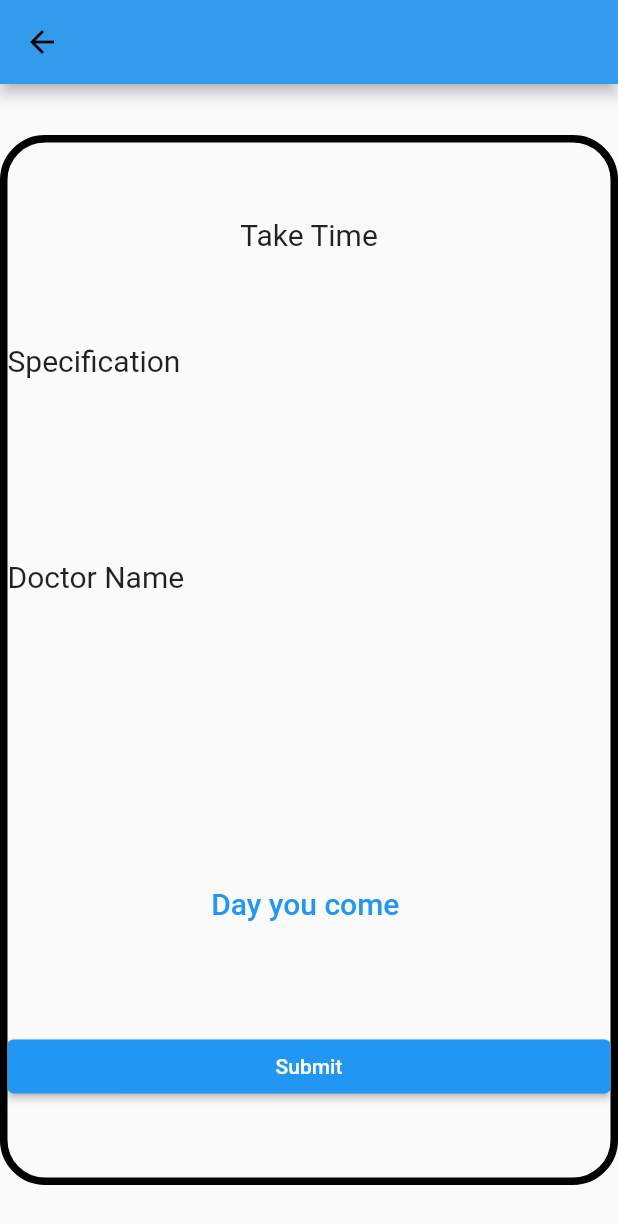
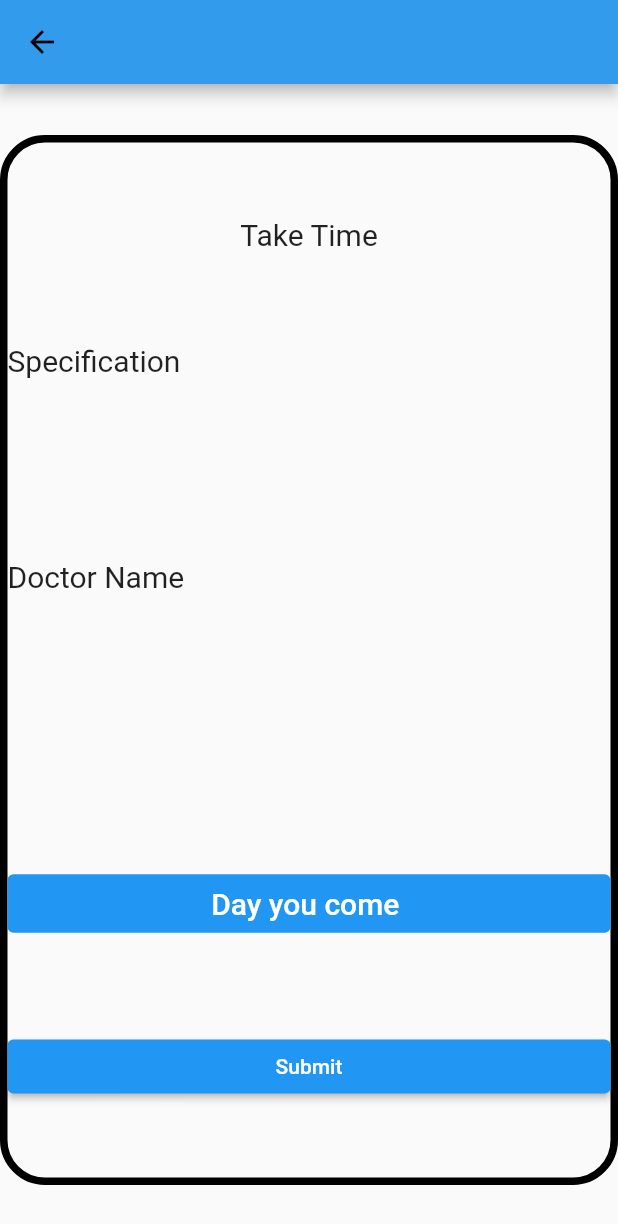
Before and after one commit to githubmohame/HIS, a Flutter app: the screen it shows after launch, on a phone screen of 412 x 824 dp. Shown: the top 1224 px of the screen. Run offline on Flutter 3.47's test engine with Material 2 defaults, Android fonts, the phone set to English and light mode, and no system bars; our stand-ins replace bloc, flutter_bloc, image_picker, photo_view; missing offline and left inert: syncfusion_flutter_pdfviewer; network calls fail.

Commit message:
inpatient screen 3

```diff
--- a/his/lib/screens/inpatient_screen.dart
+++ b/his/lib/screens/inpatient_screen.dart
@@ -112,7 +112,7 @@ class _TakeRegisterState extends State<TakeRegister> {
                         builder: ((context, snapshot) {
                           if (snapshot.connectionState ==
                                   ConnectionState.done &&
-                              snapshot.error is String) {
+                              snapshot.data is Response) {
                             print(snapshot.error);
                             List list125 =
                                 json.decode((snapshot.data as Response).body);
@@ -136,7 +136,7 @@ class _TakeRegisterState extends State<TakeRegister> {
                                     int.parse(state.dropdownChoice1),
                                     'postId',
                                     list125);
-                                //print('good');
+                                 print(list125[rightPosition]);
                                 if (list125[rightPosition]['postId'].toString() ==
                                     state.dropdownChoice1) {
                                   while (list125[rightPosition]['postId'].toString() ==
@@ -183,7 +183,7 @@ class _TakeRegisterState extends State<TakeRegister> {
                       },
                     ),
                     Builder(builder: (context) {
-                      return TextButton(
+                      return TextButton(style:ButtonStyle(backgroundColor:MaterialStateProperty.resolveWith((states) => Colors.blue) ,overlayColor:MaterialStateProperty.resolveWith((states) => Colors.blue) ),
                         onPressed: () async {
                           DateTime? day = await showDatePicker(
                               context: context,
@@ -204,7 +204,7 @@ class _TakeRegisterState extends State<TakeRegister> {
                         },
                         child: Text(
                             'Day you come ${customDropDownButtom2.state.value}',
-                            style: TextStyle(fontSize: 20)),
+                            style: TextStyle(color: Colors.white,fontSize: 20)),
                       );
                     }),
                     Container(
```
